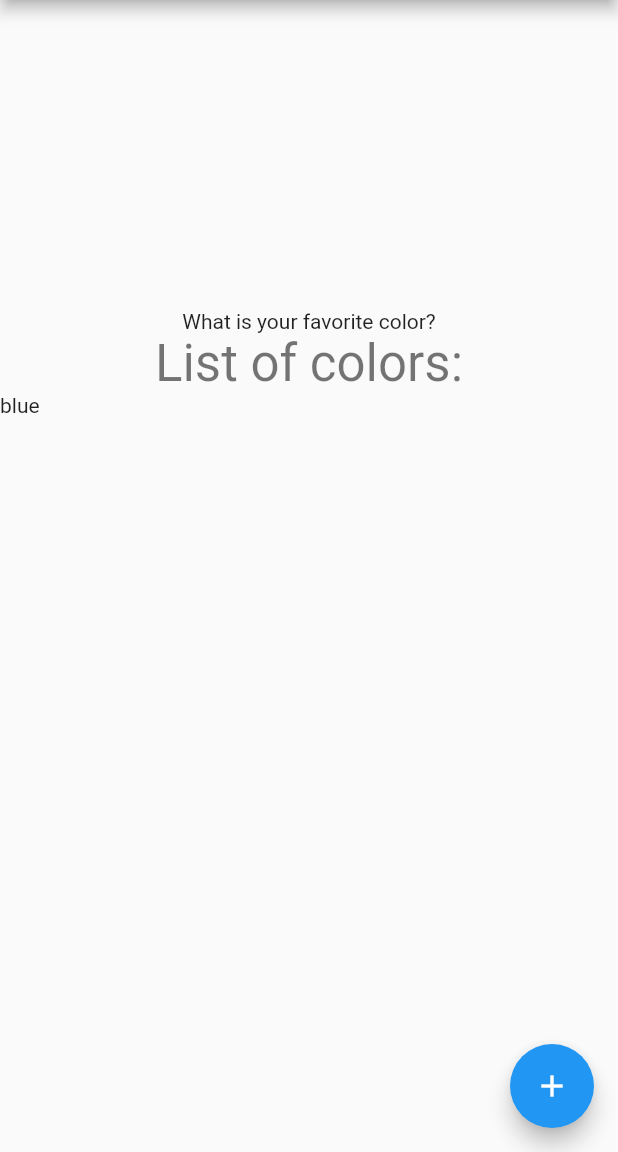
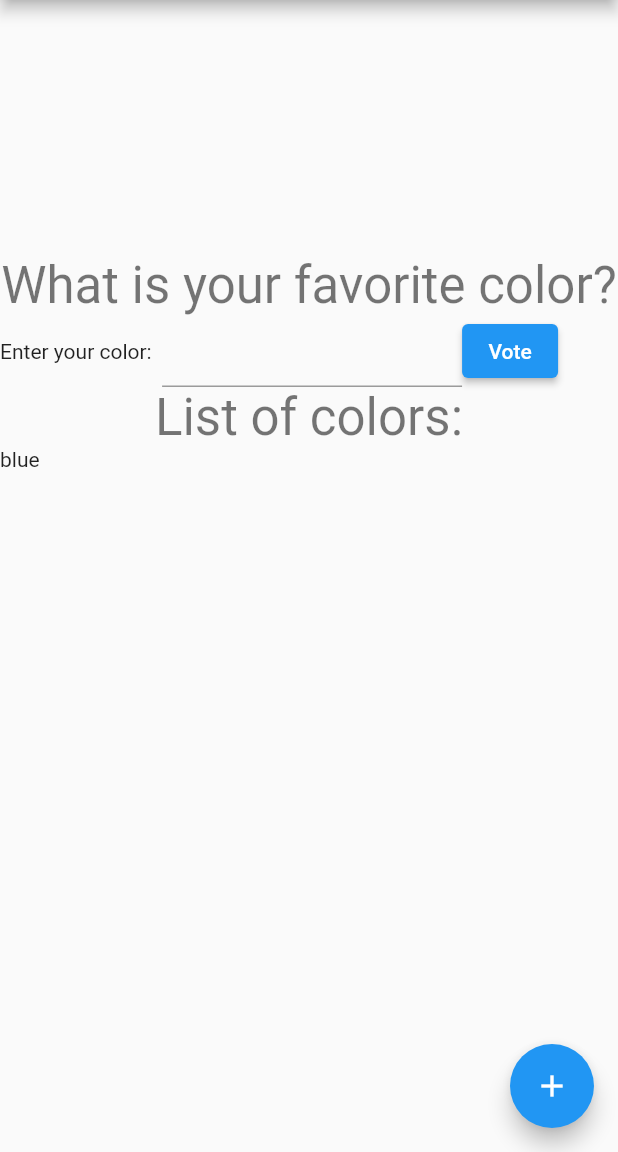
Before and after one commit to tgibbons-css/flutter_firebase_votes_2022, a Flutter app: the screen it shows after launch, after a tap on the "add" icon, on a phone screen of 412 x 824 dp, the part 84-1236 px from its top. Run offline on Flutter 3.47's test engine with Material 2 defaults, Android fonts, the phone set to English and light mode, and no system bars.

Commit message:
Added option to vote for a color.

```diff
--- a/lib/main.dart
+++ b/lib/main.dart
@@ -29,12 +29,20 @@ class MyHomePage extends StatefulWidget {
 
 class _MyHomePageState extends State<MyHomePage> {
 
-  List<String> colors = [];
+  List<String> _colors = [];
+  TextEditingController _favColor = new TextEditingController();
 
   void _actionButtonClick() {
     setState(() {
       print('Action button click');
-      colors.add("blue");
+      _colors.add("blue");
+    });
+  }
+
+  void _voteButtonClick() {
+    setState(() {
+      print('Vote button click');
+      _colors.add(_favColor.text);
     });
   }
 
@@ -47,8 +55,18 @@ class _MyHomePageState extends State<MyHomePage> {
       body: Column(
         mainAxisAlignment: MainAxisAlignment.center,
         children: <Widget>[
-          const Text(
+          Text(
             'What is your favorite color?',
+            style: Theme.of(context).textTheme.headline4,
+          ),
+          Row(
+            children: [
+              Text('Enter your color:  '),
+              SizedBox(child: TextField(controller: _favColor,), width: 200,),
+              ElevatedButton(
+                  onPressed: _voteButtonClick,
+                  child: Text('Vote'))
+            ],
           ),
           Text(
             'List of colors:',
@@ -57,9 +75,9 @@ class _MyHomePageState extends State<MyHomePage> {
           SizedBox(
             height: 300,
             child: ListView.builder(
-              itemCount: colors.length,
+              itemCount: _colors.length,
               itemBuilder: (BuildContext context, int position) {
-                return Text(colors[position]);
+                return Text(_colors[position]);
               },
             ),
           )
```
